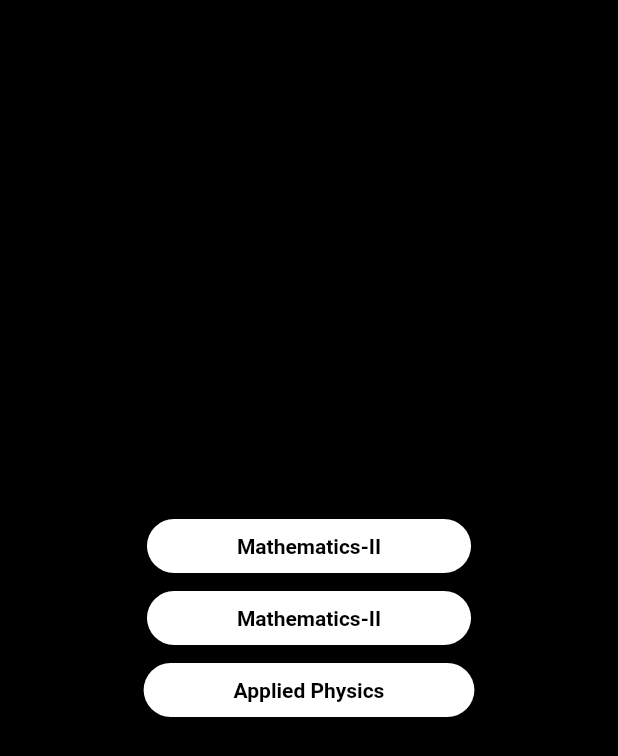
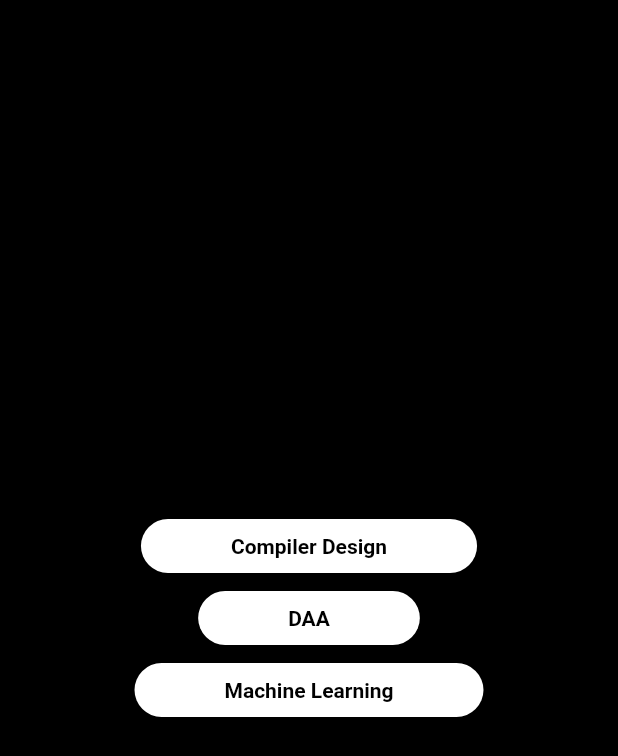
Before and after one commit to Dakshatha0/bvrith_students, a Flutter app: the thirdYearSecondSemSubjects screen opened directly, on a phone screen of 412 x 824 dp. Shown: the top 756 px of the screen. Run offline on Flutter 3.47's test engine with Material 2 defaults, Android fonts, the phone set to English and light mode, and no system bars.

Commit message:
Update thirdyearsecondsem.dart

```diff
--- a/lib/src/department/CSE/year/year3/year3sem2/thirdyearsecondsem.dart
+++ b/lib/src/department/CSE/year/year3/year3sem2/thirdyearsecondsem.dart
@@ -29,7 +29,7 @@ class _yearOfFirstYearSubjectsState extends State<thirdYearSecondSemSubjects> {
               padding: EdgeInsets.symmetric(vertical: 8,horizontal: 60),
               shape: RoundedRectangleBorder(borderRadius: BorderRadius.all(Radius.circular(30))),
             ),
-            child: Text("Mathematics-II",style: TextStyle(color: Colors.black, fontWeight: FontWeight.bold)),
+            child: Text("Compiler Design",style: TextStyle(color: Colors.black, fontWeight: FontWeight.bold)),
           ),
           ElevatedButton(
             onPressed: (){
@@ -41,7 +41,7 @@ class _yearOfFirstYearSubjectsState extends State<thirdYearSecondSemSubjects> {
               padding: EdgeInsets.symmetric(vertical: 8,horizontal: 60),
               shape: RoundedRectangleBorder(borderRadius: BorderRadius.all(Radius.circular(30))),
             ),
-            child: Text("Mathematics-II",style: TextStyle(color: Colors.black, fontWeight: FontWeight.bold)),
+            child: Text("DAA",style: TextStyle(color: Colors.black, fontWeight: FontWeight.bold)),
           ),
           ElevatedButton(
             onPressed: (){
@@ -53,7 +53,7 @@ class _yearOfFirstYearSubjectsState extends State<thirdYearSecondSemSubjects> {
               padding: EdgeInsets.symmetric(vertical: 8,horizontal: 60),
               shape: RoundedRectangleBorder(borderRadius: BorderRadius.all(Radius.circular(30))),
             ),
-            child: Text("Applied Physics",style: TextStyle(color: Colors.black, fontWeight: FontWeight.bold)),
+            child: Text("Machine Learning",style: TextStyle(color: Colors.black, fontWeight: FontWeight.bold)),
           ),
         ],
       )),
```
